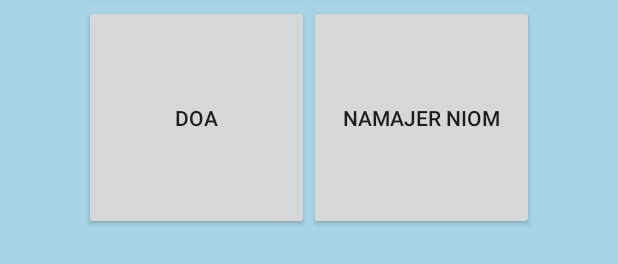
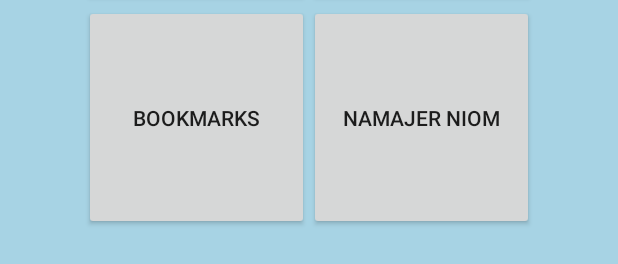
Before and after one commit to moinakash/Islamic_App, an Android app: the layout fragment_quranmajid.xml on its own in the app's theme, with its tools: preview values and no code run, on a phone screen of 412 x 824 dp. Shown: the part 613-877 px from the top of the screen. Run offline under Robolectric (Android 15) with nearby library versions, the phone set to English and light mode, and no system bars; network calls fail.

Commit message:
edt nothing

```diff
--- a/app/src/main/res/layout/fragment_quranmajid.xml
+++ b/app/src/main/res/layout/fragment_quranmajid.xml
@@ -42,7 +42,7 @@
             android:layout_height="150dp"
             android:layout_gravity="center"
             android:gravity="center"
-            android:text="Doa"/>
+            android:text="BookMarks"/>
 
         <Button
             android:id="@+id/idNiomActivity"
```
